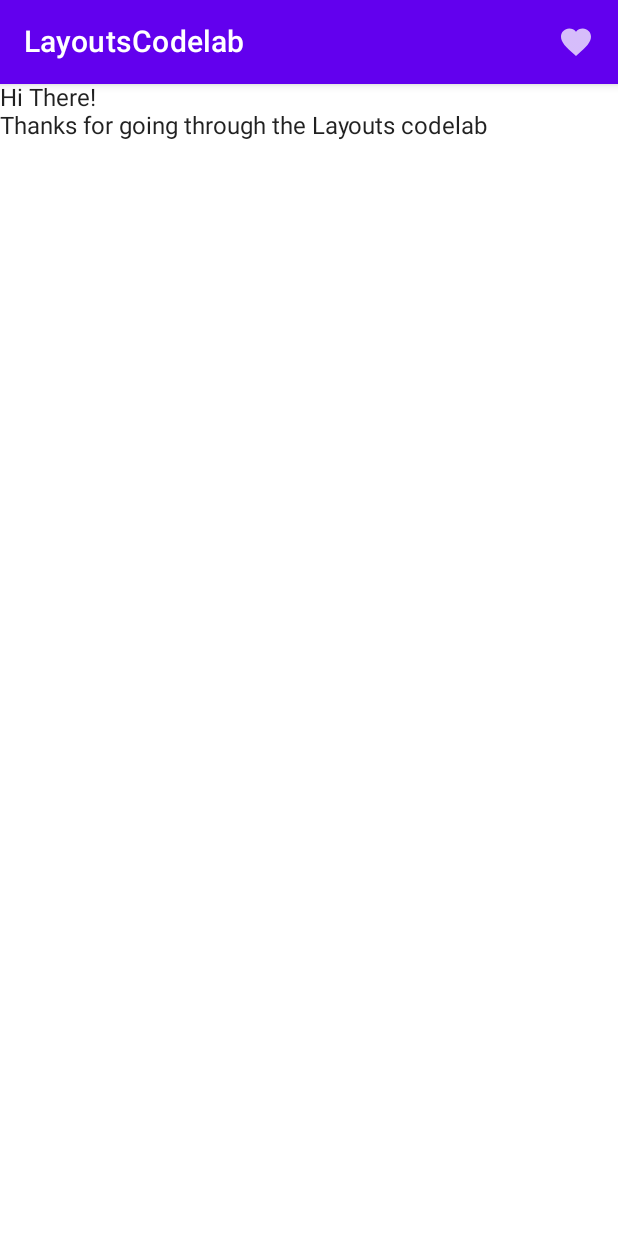
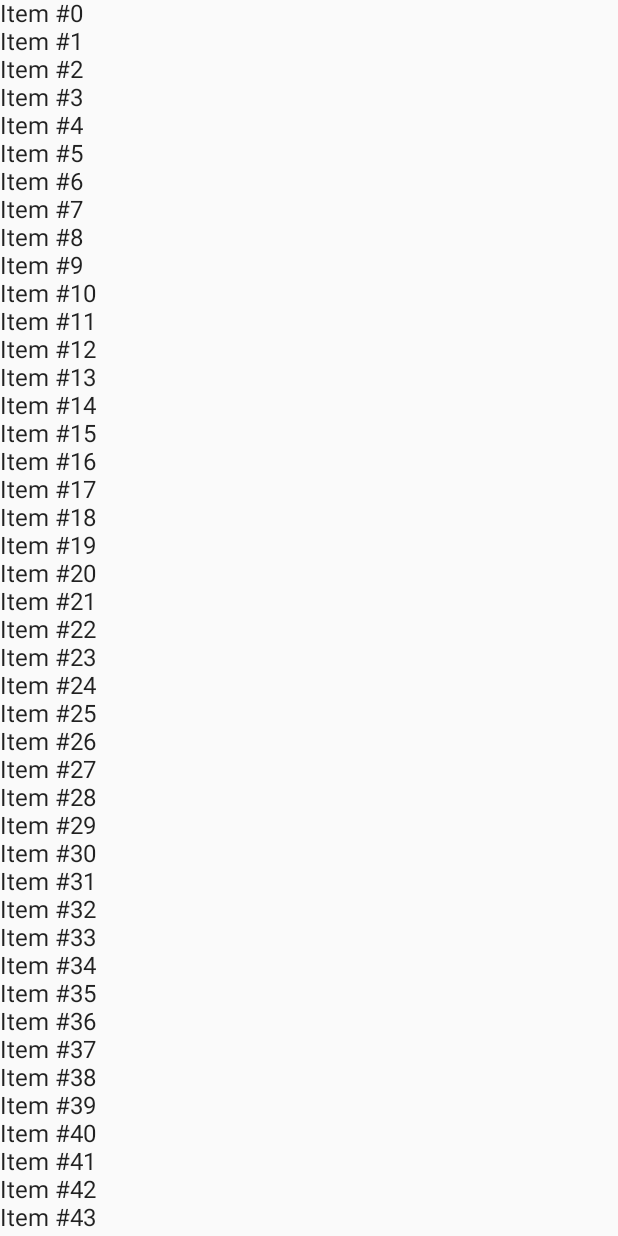
Before and after one commit to zurche/LayoutsInJetpackCompose, an Android app built with Jetpack Compose: the screen it shows after launch (MainActivity), on a phone screen of 412 x 824 dp. Run offline under Robolectric (Android 15) with nearby library versions, the phone set to English and light mode, and no system bars.

Commit message:
Columns vs LazyColumns

```diff
--- a/app/src/main/java/com/zurche/layoutsinjetpackcompose/MainActivity.kt
+++ b/app/src/main/java/com/zurche/layoutsinjetpackcompose/MainActivity.kt
@@ -4,10 +4,11 @@ import android.os.Bundle
 import androidx.activity.ComponentActivity
 import androidx.activity.compose.setContent
 import androidx.compose.foundation.layout.Column
-import androidx.compose.foundation.layout.padding
-import androidx.compose.material.*
-import androidx.compose.material.icons.Icons
-import androidx.compose.material.icons.filled.Favorite
+import androidx.compose.foundation.lazy.LazyColumn
+import androidx.compose.foundation.lazy.rememberLazyListState
+import androidx.compose.foundation.rememberScrollState
+import androidx.compose.foundation.verticalScroll
+import androidx.compose.material.Text
 import androidx.compose.runtime.Composable
 import androidx.compose.ui.Modifier
 import androidx.compose.ui.tooling.preview.Preview
@@ -18,37 +19,32 @@ class MainActivity : ComponentActivity() {
         super.onCreate(savedInstanceState)
         setContent {
             LayoutsInJetpackComposeTheme {
-                LayoutsCodelab()
+                SimpleList()
             }
         }
     }
 }
 
 @Composable
-fun LayoutsCodelab() {
-    Scaffold(
-        topBar = {
-            TopAppBar(
-                title = {
-                    Text(text = "LayoutsCodelab")
-                },
-                actions = {
-                    IconButton(onClick = { /*TODO*/ }) {
-                        Icon(Icons.Filled.Favorite, contentDescription = null)
-                    }
-                }
-            )
+fun SimpleList() {
+    val scrollState = rememberScrollState()
+    Column(Modifier.verticalScroll(scrollState)) {
+        repeat(100) {
+            Text("Item #$it")
         }
-    ) { innerPadding ->
-        BodyContent(Modifier.padding(innerPadding))
     }
 }
 
 @Composable
-private fun BodyContent(modifier: Modifier = Modifier) {
-    Column(modifier = modifier) {
-        Text(text = "Hi There!")
-        Text(text = "Thanks for going through the Layouts codelab")
+fun LazyList() {
+    // We save the scrolling position with this state that can also
+    // be used to programmatically scroll the list
+    val scrollState = rememberLazyListState()
+
+    LazyColumn(state = scrollState) {
+        items(100) {
+            Text("Item #$it")
+        }
     }
 }
 
@@ -56,6 +52,6 @@ private fun BodyContent(modifier: Modifier = Modifier) {
 @Composable
 fun DefaultPreview() {
     LayoutsInJetpackComposeTheme {
-        LayoutsCodelab()
+        LazyList()
     }
 }
```
